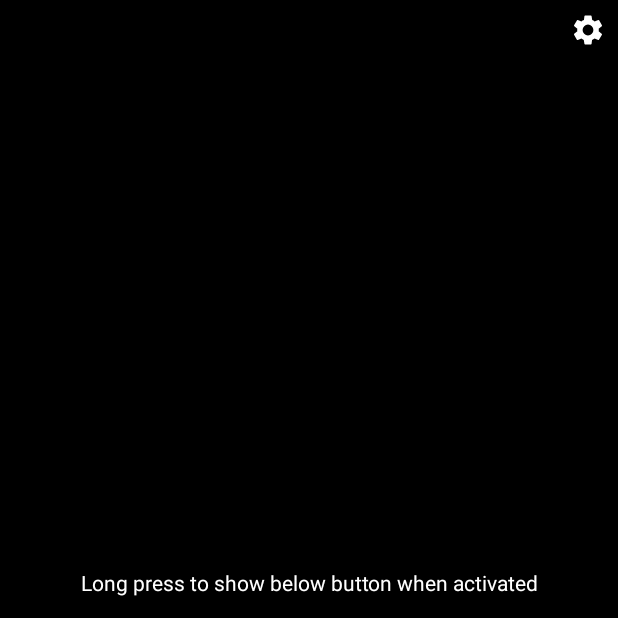
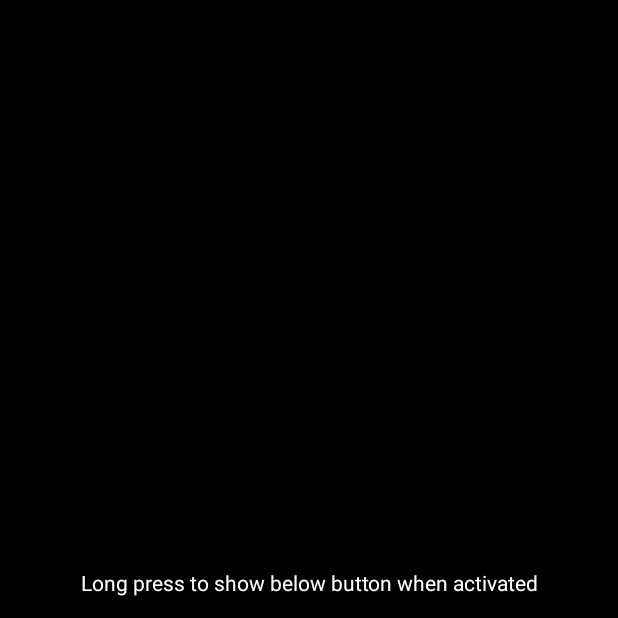
Before and after one commit to RivMt/BlackScreen, an Android app: the screen it shows after launch (MainActivity), on a phone screen of 412 x 824 dp, the top half of it. Run offline under Robolectric (Android 15) with nearby library versions, the light colour scheme and no system bars.

Commit message:
Delete Settings Button Change App Name to 'Abyss'

```diff
--- a/app/src/main/java/io/rivmt/deepdark/MainActivity.kt
+++ b/app/src/main/java/io/rivmt/deepdark/MainActivity.kt
@@ -56,7 +56,7 @@ class MainActivity : AppCompatActivity(), View.OnClickListener, View.OnLongClick
 
         //Layout
         layout_main.visibility = View.GONE
-        btn_settings.visibility = View.GONE
+        //btn_settings.visibility = View.GONE
 
         Log.d(TAG, "Activate")
         Toast.makeText(this, getString(R.string.txt_start_msg), Toast.LENGTH_SHORT).show()
@@ -68,7 +68,7 @@ class MainActivity : AppCompatActivity(), View.OnClickListener, View.OnLongClick
 
         //Layout
         layout_main.visibility = View.VISIBLE
-        btn_settings.visibility = View.VISIBLE
+        //btn_settings.visibility = View.VISIBLE
 
         Log.d(TAG, "Deactivate")
         Toast.makeText(this, getString(R.string.txt_end_msg), Toast.LENGTH_SHORT).show()
--- a/app/src/main/res/layout/activity_main.xml
+++ b/app/src/main/res/layout/activity_main.xml
@@ -35,17 +35,4 @@
             android:text="@string/txt_start"/>
     </LinearLayout>
 
-    <ImageButton
-        android:id="@+id/btn_settings"
-        android:layout_width="wrap_content"
-        android:layout_height="wrap_content"
-        android:layout_marginTop="8dp"
-        android:layout_marginEnd="8dp"
-        android:background="@drawable/selector_image_button_standard"
-        android:tint="@color/colorAccent"
-        app:layout_constraintEnd_toEndOf="parent"
-        app:layout_constraintTop_toTopOf="parent"
-        app:srcCompat="@drawable/ic_settings_black_24dp"
-        tools:visibility="gone" />
-
 </androidx.constraintlayout.widget.ConstraintLayout>
--- a/app/src/main/res/values/strings.xml
+++ b/app/src/main/res/values/strings.xml
@@ -1,5 +1,5 @@
 <resources>
-    <string name="app_name">DeepDark</string>
+    <string name="app_name">Abyss</string>
 
     <string name="txt_simple_help">Long press to show below button when activated</string>
     <string name="txt_start">Start</string>
```
Also changed, not shown: 1 other file.
